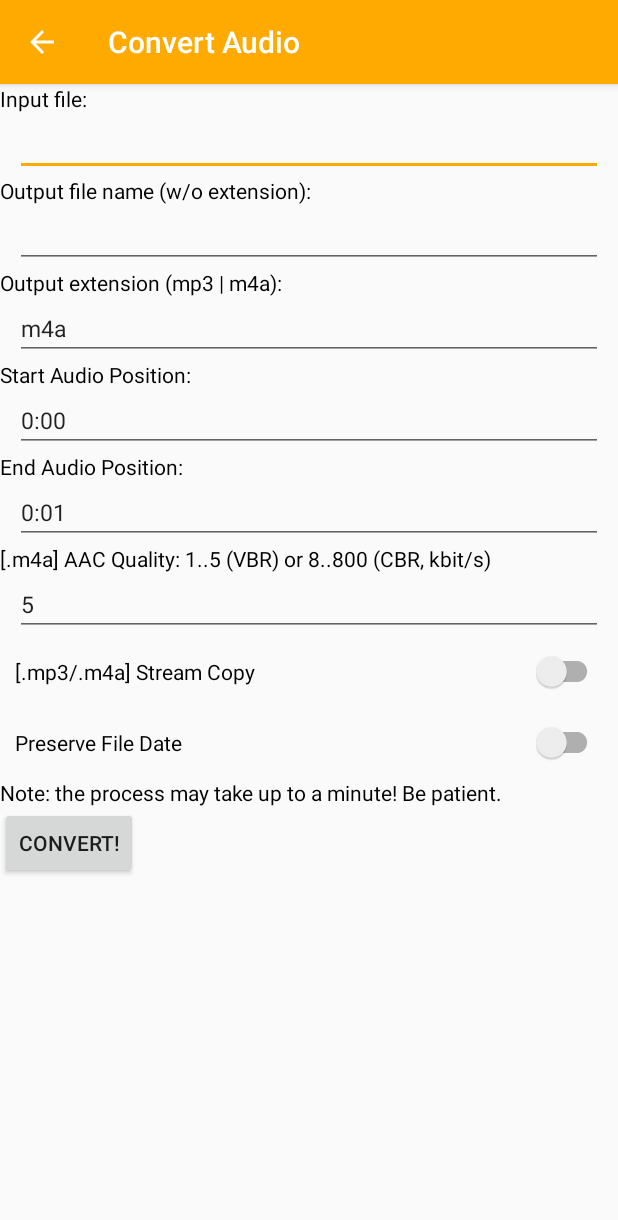
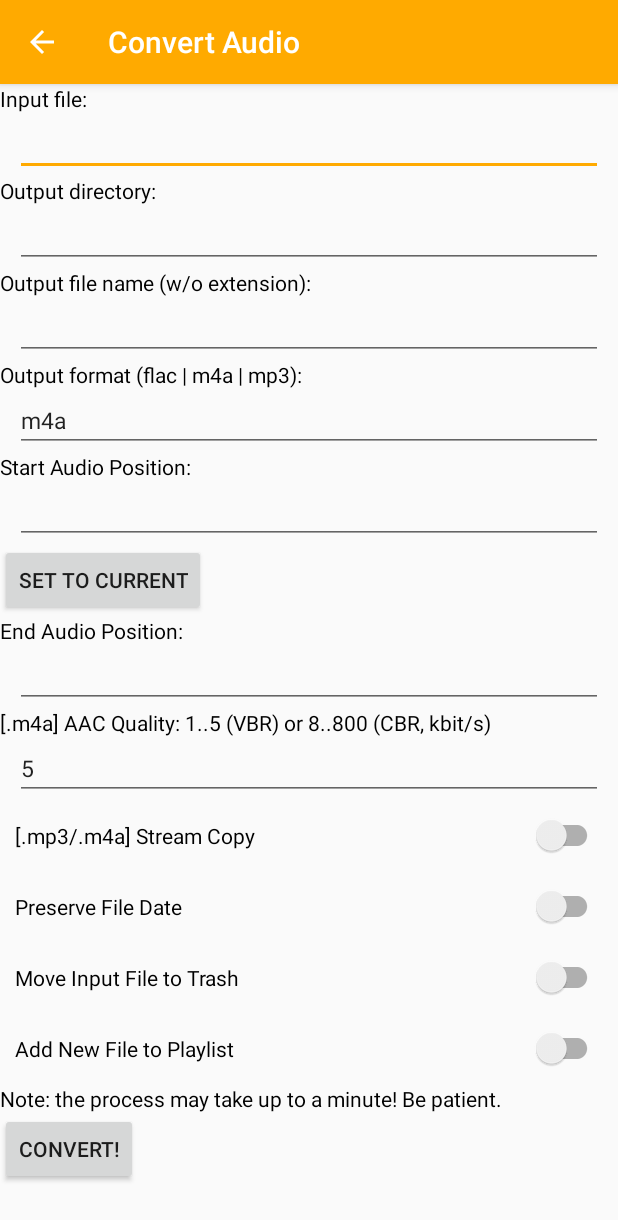
Before and after one commit to stsaz/fmedia, an Android app: the screen it shows after launch (ConvertActivity), in the options menu, after a tap on "File: Convert...", on a phone screen of 412 x 824 dp. Shown: the top 1220 px of the screen. Run offline under Robolectric (Android 15) with nearby library versions, the light colour scheme and no system bars; network calls fail; 6 statements that could not run were skipped.

Commit message:
+ android: Convert activity improvements
* "Out Dir"
+ "Move Input File to Trash"
+ "Set To Current"
+ "Add New File to Playlist"

```diff
--- a/android/fmedia/src/main/java/com/github/stsaz/fmedia/ConvertActivity.java
+++ b/android/fmedia/src/main/java/com/github/stsaz/fmedia/ConvertActivity.java
@@ -15,9 +15,9 @@ import androidx.appcompat.widget.SwitchCompat;
 
 public class ConvertActivity extends AppCompatActivity {
 	Core core;
-	private EditText tiname, toname, toext, tfrom, tuntil, taac_q;
-	private SwitchCompat bcopy, bpreserve;
-	private Button bstart;
+	private EditText tiname, todir, toname, toext, tfrom, tuntil, taac_q;
+	private SwitchCompat bcopy, bpreserve, btrash_orig, bpl_add;
+	private Button bfrom_set_cur, bstart;
 	private TextView lresult;
 
 	@Override
@@ -28,12 +28,17 @@ public class ConvertActivity extends AppCompatActivity {
 		core = Core.getInstance();
 
 		tiname = findViewById(R.id.conv_tiname);
+		todir = findViewById(R.id.conv_todir);
 		toname = findViewById(R.id.conv_toname);
 		toext = findViewById(R.id.conv_toext);
 		tfrom = findViewById(R.id.conv_tfrom);
+		bfrom_set_cur = findViewById(R.id.conv_bfrom_set_cur);
+		bfrom_set_cur.setOnClickListener((v) -> frompos_set_cur());
 		tuntil = findViewById(R.id.conv_tuntil);
 		bcopy = findViewById(R.id.conv_bcopy);
 		bpreserve = findViewById(R.id.conv_bpreserve_date);
+		btrash_orig = findViewById(R.id.conv_btrash_orig);
+		bpl_add = findViewById(R.id.conv_bpl_add);
 		taac_q = findViewById(R.id.conv_taac_q);
 		bstart = findViewById(R.id.conv_bstart);
 		bstart.setOnClickListener((v) -> convert());
@@ -43,26 +48,27 @@ public class ConvertActivity extends AppCompatActivity {
 
 		String iname = getIntent().getStringExtra("iname");
 		tiname.setText(iname);
+
+		int sl = iname.lastIndexOf('/');
+		if (sl < 0)
+			sl = 0;
+		else
+			sl++;
+		todir.setText(iname.substring(0, sl));
+
 		int pos = iname.lastIndexOf('.');
 		if (pos < 0)
 			pos = 0;
-		toname.setText(iname.substring(0, pos));
-
-		if (true) {
-			int from_sec = getIntent().getIntExtra("from", 0);
-			int until_sec = getIntent().getIntExtra("length", 0);
-			tfrom.setText(String.format("%d:%02d", from_sec/60, from_sec%60));
-			tuntil.setText(String.format("%d:%02d", until_sec/60, until_sec%60));
-		}
+		toname.setText(iname.substring(sl, pos));
 	}
 
-	void load() {
+	private void load() {
 		toext.setText(core.setts.conv_outext);
 		taac_q.setText(core.int_to_str(core.setts.conv_aac_quality));
 		bcopy.setChecked(core.setts.conv_copy);
 	}
 
-	void save() {
+	private void save() {
 		core.setts.conv_outext = toext.getText().toString();
 		core.setts.conv_copy = bcopy.isChecked();
 		int v = core.str_to_uint(taac_q.getText().toString(), 0);
@@ -77,6 +83,12 @@ public class ConvertActivity extends AppCompatActivity {
 		super.onDestroy();
 	}
 
+	/** Set 'from' position equal to the current playing position */
+	private void frompos_set_cur() {
+		int sec = core.track().curpos_msec() / 1000;
+		tfrom.setText(String.format("%d:%02d", sec/60, sec%60));
+	}
+
 	private void convert() {
 		lresult.setText("Working...");
 
@@ -85,16 +97,20 @@ public class ConvertActivity extends AppCompatActivity {
 			flags |= Fmedia.F_DATE_PRESERVE;
 		if (false)
 			flags |= Fmedia.F_OVERWRITE;
+		if (btrash_orig.isChecked())
+			flags |= Fmedia.F_TRASH_ORIG;
 
+		core.fmedia.trash_dir = core.setts.trash_dir;
 		core.fmedia.from_msec = tfrom.getText().toString();
 		core.fmedia.to_msec = tuntil.getText().toString();
 		core.fmedia.copy = bcopy.isChecked();
 		core.fmedia.aac_quality = core.str_to_uint(taac_q.getText().toString(), 0);
-		String r = core.fmedia.convert(
-				tiname.getText().toString(),
-				String.format("%s.%s", toname.getText().toString(), toext.getText().toString()),
-				flags
-		);
-		lresult.setText(r);
+		String oname = String.format("%s/%s.%s", todir.getText().toString(), toname.getText().toString(), toext.getText().toString());
+		int r = core.fmedia.convert(tiname.getText().toString(), oname, flags);
+		lresult.setText(core.fmedia.result);
+
+		if (r == 0 && bpl_add.isChecked()) {
+			core.queue().add(oname);
+		}
 	}
 }
--- a/android/fmedia/src/main/java/com/github/stsaz/fmedia/Fmedia.java
+++ b/android/fmedia/src/main/java/com/github/stsaz/fmedia/Fmedia.java
@@ -23,10 +23,13 @@ class Fmedia {
 
 	static final int F_DATE_PRESERVE = 1;
 	static final int F_OVERWRITE = 2;
+	static final int F_TRASH_ORIG = 4;
+	String trash_dir;
 	String from_msec, to_msec;
 	boolean copy;
 	int aac_quality;
-	native String convert(String iname, String oname, int flags);
+	String result;
+	native int convert(String iname, String oname, int flags);
 
 	public native String[] listDirRecursive(String filepath);
 
--- a/android/fmedia/src/main/java/com/github/stsaz/fmedia/MainActivity.java
+++ b/android/fmedia/src/main/java/com/github/stsaz/fmedia/MainActivity.java
@@ -53,7 +53,7 @@ public class MainActivity extends AppCompatActivity {
 	private Track track;
 	private Filter trk_nfy;
 	private TrackCtl trackctl;
-	private int total_dur_msec, cur_apos_sec;
+	private int total_dur_msec;
 	private int state;
 	private int cur_view; // Explorer/Playlist view switch (0:Playlist)
 	private Explorer explorer;
@@ -165,7 +165,6 @@ public class MainActivity extends AppCompatActivity {
 			case R.id.action_file_convert:
 				startActivity(new Intent(this, ConvertActivity.class)
 						.putExtra("iname", cur_filename())
-						.putExtra("from", cur_apos_sec)
 						.putExtra("length", total_dur_msec / 1000 + 1));
 				return true;
 
@@ -809,7 +808,6 @@ public class MainActivity extends AppCompatActivity {
 				break;
 		}
 
-		cur_apos_sec = t.pos_msec / 1000;
 		int pos = t.pos_msec / 1000;
 		total_dur_msec = t.time_total_msec;
 		int dur = t.time_total_msec / 1000;
--- a/android/fmedia/src/main/java/com/github/stsaz/fmedia/Track.java
+++ b/android/fmedia/src/main/java/com/github/stsaz/fmedia/Track.java
@@ -237,6 +237,10 @@ class Track {
 		core.dbglog(TAG, "init");
 	}
 
+	int curpos_msec() {
+		return tplay.pos_msec;
+	}
+
 	String[] meta() {
 		return tplay.meta;
 	}
--- a/android/fmedia/src/main/res/layout/convert.xml
+++ b/android/fmedia/src/main/res/layout/convert.xml
@@ -11,7 +11,7 @@
 		<TextView
 			android:layout_width="match_parent"
 			android:layout_height="wrap_content"
-			android:text="Input file:"
+			android:text="@string/conv_input_file"
 			android:textColor="@color/text" />
 
 		<EditText
@@ -25,7 +25,20 @@
 		<TextView
 			android:layout_width="match_parent"
 			android:layout_height="wrap_content"
-			android:text="Output file name (w/o extension):"
+			android:text="@string/conv_out_dir"
+			android:textColor="@color/text" />
+		<EditText
+			android:id="@+id/conv_todir"
+			android:layout_width="match_parent"
+			android:layout_height="wrap_content"
+			android:layout_marginHorizontal="10dp"
+			android:inputType="text"
+			android:textSize="@dimen/text_editbox" />
+
+		<TextView
+			android:layout_width="match_parent"
+			android:layout_height="wrap_content"
+			android:text="@string/conv_out_name"
 			android:textColor="@color/text" />
 		<EditText
 			android:id="@+id/conv_toname"
@@ -38,7 +51,7 @@
 		<TextView
 			android:layout_width="match_parent"
 			android:layout_height="wrap_content"
-			android:text="Output extension (mp3 | m4a):"
+			android:text="@string/conv_out_fmt"
 			android:textColor="@color/text" />
 		<EditText
 			android:id="@+id/conv_toext"
@@ -51,9 +64,8 @@
 		<TextView
 			android:layout_width="match_parent"
 			android:layout_height="wrap_content"
-			android:text="Start Audio Position:"
+			android:text="@string/conv_apos_start"
 			android:textColor="@color/text" />
-
 		<EditText
 			android:id="@+id/conv_tfrom"
 			android:layout_width="match_parent"
@@ -61,11 +73,16 @@
 			android:layout_marginHorizontal="10dp"
 			android:inputType="text"
 			android:textSize="@dimen/text_editbox" />
+		<Button
+			android:id="@+id/conv_bfrom_set_cur"
+			android:layout_width="wrap_content"
+			android:layout_height="wrap_content"
+			android:text="@string/conv_from_set_cur" />
 
 		<TextView
 			android:layout_width="match_parent"
 			android:layout_height="wrap_content"
-			android:text="End Audio Position:"
+			android:text="@string/conv_apos_end"
 			android:textColor="@color/text" />
 
 		<EditText
@@ -79,7 +96,7 @@
 		<TextView
 			android:layout_width="match_parent"
 			android:layout_height="wrap_content"
-			android:text="[.m4a] AAC Quality: 1..5 (VBR) or 8..800 (CBR, kbit/s)"
+			android:text="@string/conv_aac_q"
 			android:textColor="@color/text" />
 		<EditText
 			android:id="@+id/conv_taac_q"
@@ -94,14 +111,28 @@
 			android:layout_width="match_parent"
 			android:layout_height="match_parent"
 			android:layout_margin="10dp"
-			android:text="[.mp3/.m4a] Stream Copy" />
+			android:text="@string/conv_copy" />
 
 		<androidx.appcompat.widget.SwitchCompat
 			android:id="@+id/conv_bpreserve_date"
 			android:layout_width="match_parent"
 			android:layout_height="match_parent"
 			android:layout_margin="10dp"
-			android:text="Preserve File Date" />
+			android:text="@string/conv_preserve_date" />
+
+		<androidx.appcompat.widget.SwitchCompat
+			android:id="@+id/conv_btrash_orig"
+			android:layout_width="match_parent"
+			android:layout_height="match_parent"
+			android:layout_margin="10dp"
+			android:text="@string/conv_trash_orig" />
+
+		<androidx.appcompat.widget.SwitchCompat
+			android:id="@+id/conv_bpl_add"
+			android:layout_width="match_parent"
+			android:layout_height="match_parent"
+			android:layout_margin="10dp"
+			android:text="@string/conv_pl_add" />
 
 		<TextView
 			android:layout_width="match_parent"
@@ -112,7 +143,7 @@
 			android:id="@+id/conv_bstart"
 			android:layout_width="wrap_content"
 			android:layout_height="wrap_content"
-			android:text="Convert!" />
+			android:text="@string/conv_go" />
 
 		<TextView
 			android:id="@+id/conv_lresult"
--- a/android/fmedia/src/main/res/values/strings.xml
+++ b/android/fmedia/src/main/res/values/strings.xml
@@ -38,5 +38,19 @@
 	<string name="sett_rec_dir">Directory for Recordings</string>
 	<string name="sett_bitrate">Encoder Bitrate (kbit/sec):</string>
 
+	<string name="conv_input_file">Input file:</string>
+	<string name="conv_out_dir">Output directory:</string>
+	<string name="conv_out_name">Output file name (w/o extension):</string>
+	<string name="conv_out_fmt">Output format (flac | m4a | mp3):</string>
+	<string name="conv_apos_start">Start Audio Position:</string>
+	<string name="conv_from_set_cur">Set To Current</string>
+	<string name="conv_apos_end">End Audio Position:</string>
+	<string name="conv_aac_q">[.m4a] AAC Quality: 1..5 (VBR) or 8..800 (CBR, kbit/s)</string>
+	<string name="conv_copy">[.mp3/.m4a] Stream Copy</string>
+	<string name="conv_preserve_date">Preserve File Date</string>
+	<string name="conv_trash_orig">Move Input File to Trash</string>
+	<string name="conv_pl_add">Add New File to Playlist</string>
+	<string name="conv_go">Convert!</string>
+
 	<string name="about">fmedia for Android v0.8 EXPERIMENTAL\n\nhttps://stsaz.github.io/fmedia</string>
 </resources>
```
Also changed, not shown: 1 other file.
